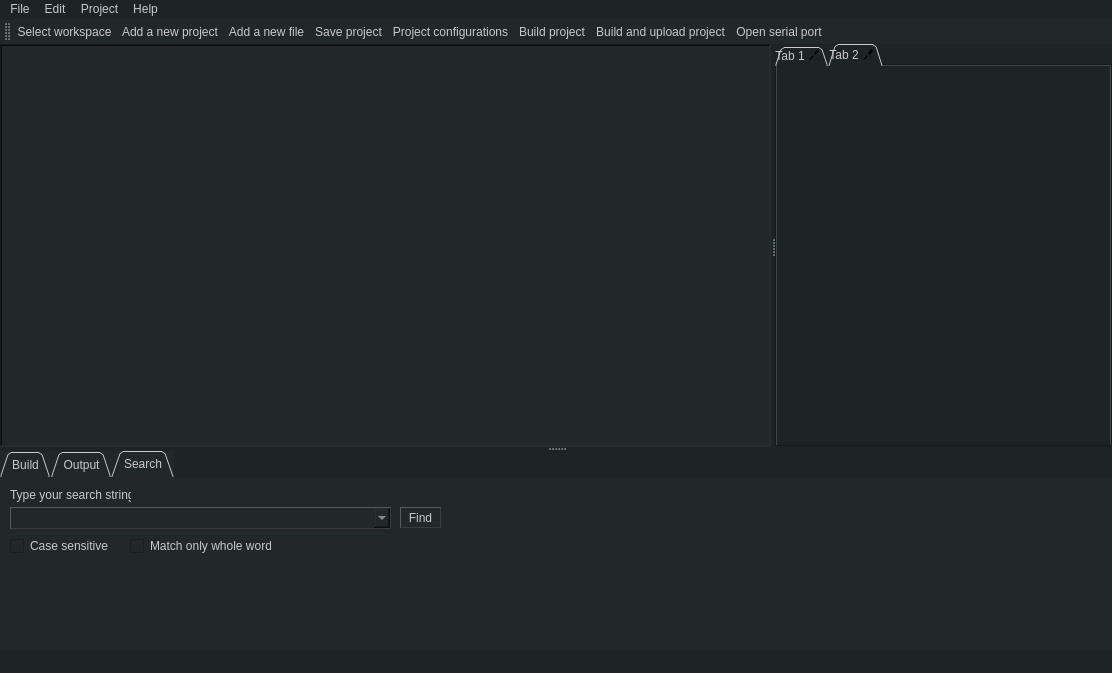
Above: src/mainwindow.ui from aporto/mariamole before the change. Below: the same form after it.
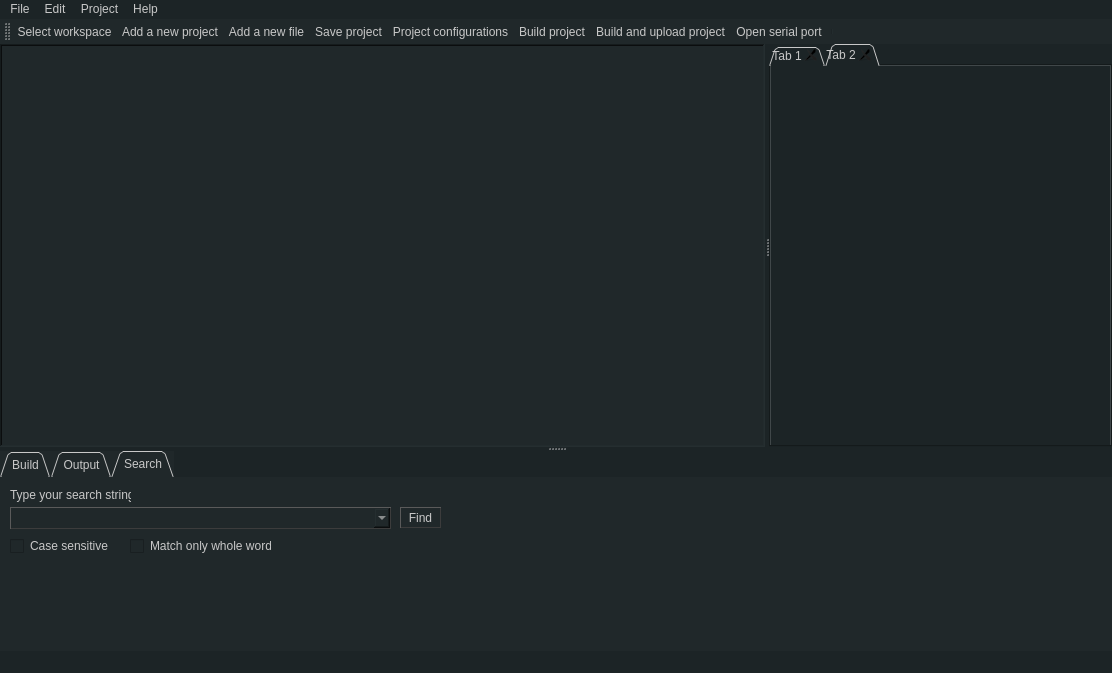
That is the form after the change. The open tabs and pages were chosen to show the change. Icons and pictures are not drawn.

Commit message: QScintilla added / cleans up all tabs at startup

Patch:
```diff
--- a/src/mainwindow.ui
+++ b/src/mainwindow.ui
@@ -124,9 +124,12 @@
         <property name="tabsClosable">
          <bool>true</bool>
         </property>
-        <widget class="QWidget" name="tab_3">
+        <property name="movable">
+         <bool>false</bool>
+        </property>
+        <widget class="QWidget" name="">
          <attribute name="title">
-          <string>Tab 1</string>
+          <string> Tab 1</string>
          </attribute>
         </widget>
         <widget class="QWidget" name="tab_4">
```
Left out of the diff: 7 changed lines with no effect on the pictures. The commit also changes 1 other file.
